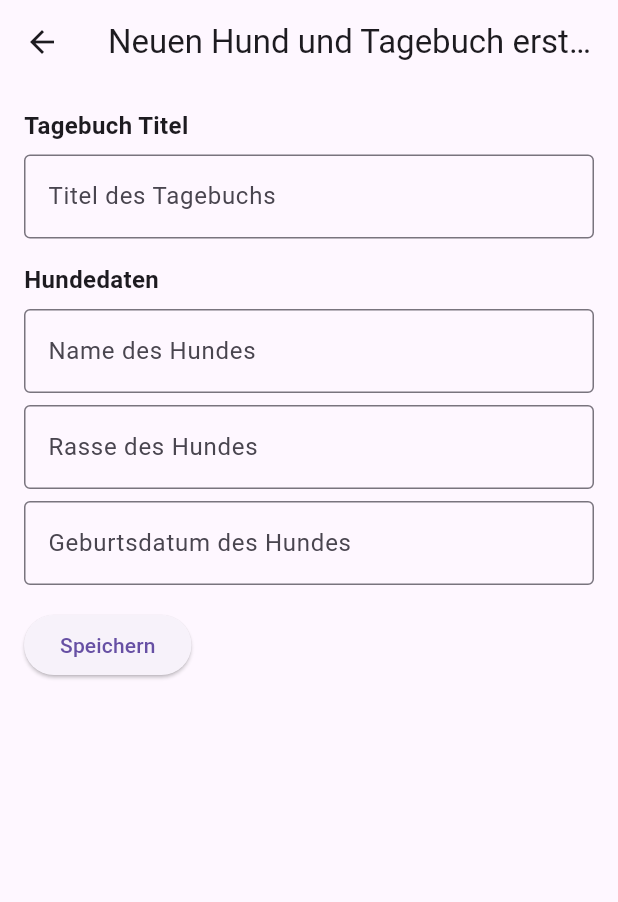
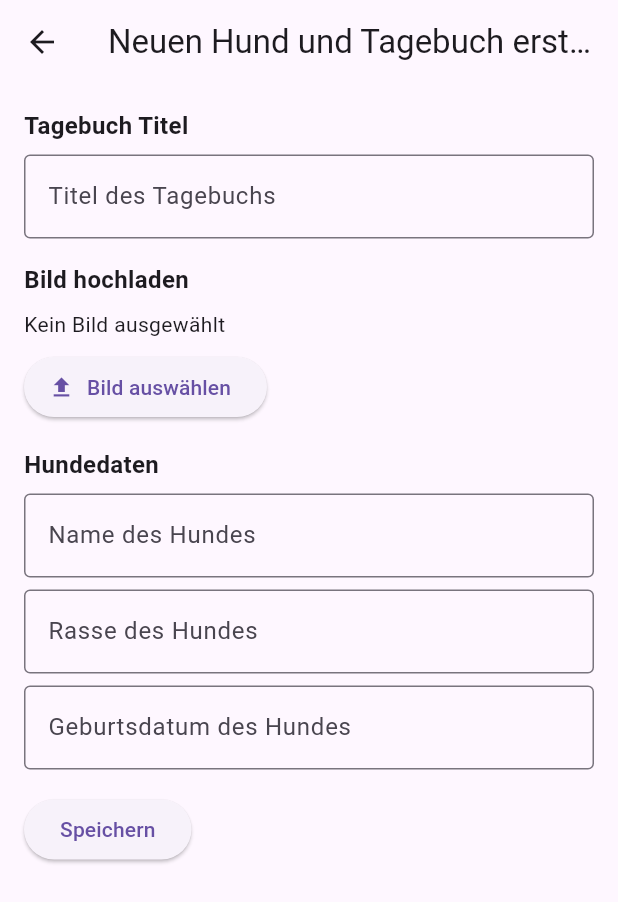
Before and after one commit to LeonBurghardtDev/DogDiary, a Flutter app: the CreateDiaryScreen screen opened by its route, on a phone screen of 412 x 824 dp. Shown: the top 902 px of the screen. Run offline on Flutter 3.47's test engine with Material 3 defaults, Android fonts, the phone set to English and light mode, and no system bars; our stand-ins replace image_picker, shared_preferences; missing offline and left inert: dart:ffi; accounts and stored records are empty.

```diff
--- a/lib/models/diary.dart
+++ b/lib/models/diary.dart
@@ -1,36 +1,51 @@
-/// Represents a diary associated with a specific dog.
 class Diary {
   final String id;
   final String dogId;
   final String title;
   final DateTime createdAt;
+  final String? imagePath;
 
   Diary({
     required this.id,
     required this.dogId,
     required this.title,
     required this.createdAt,
+    this.imagePath,
   });
 
-  /// Converts a Diary instance into a JSON-compatible map.
+  Diary copyWith({
+    String? id,
+    String? dogId,
+    String? title,
+    DateTime? createdAt,
+    String? imagePath,
+  }) {
+    return Diary(
+      id: id ?? this.id,
+      dogId: dogId ?? this.dogId,
+      title: title ?? this.title,
+      createdAt: createdAt ?? this.createdAt,
+      imagePath: imagePath ?? this.imagePath,
+    );
+  }
+
   Map<String, dynamic> toJson() {
     return {
       'id': id,
       'dogId': dogId,
       'title': title,
       'createdAt': createdAt.toIso8601String(),
+      'imagePath': imagePath,
     };
   }
 
-  /// Creates a Diary instance from a JSON map.
   factory Diary.fromJson(Map<String, dynamic> json) {
     return Diary(
       id: json['id'],
       dogId: json['dogId'],
       title: json['title'],
       createdAt: DateTime.parse(json['createdAt']),
+      imagePath: json['imagePath'],
     );
   }
-
-  get imagePath => null;
 }
--- a/lib/screens/create_diary.dart
+++ b/lib/screens/create_diary.dart
@@ -1,11 +1,12 @@
+import 'dart:io';
 import 'package:flutter/material.dart';
+import 'package:image_picker/image_picker.dart';
 import 'package:provider/provider.dart';
 import 'package:uuid/uuid.dart';
 import '../models/diary.dart';
 import '../models/dog.dart';
 import '../services/data_service.dart';
 
-/// Screen to create a new diary and a new dog simultaneously.
 class CreateDiaryScreen extends StatefulWidget {
   @override
   _CreateDiaryScreenState createState() => _CreateDiaryScreenState();
@@ -17,6 +18,8 @@ class _CreateDiaryScreenState extends State<CreateDiaryScreen> {
   final _dogBreedController = TextEditingController();
   final _dogBirthDateController = TextEditingController();
   final _diaryTitleController = TextEditingController();
+
+  File? _selectedImage;
 
   @override
   void dispose() {
@@ -52,6 +55,8 @@ class _CreateDiaryScreenState extends State<CreateDiaryScreen> {
                   hint: 'Gib den Titel ein',
                 ),
                 const SizedBox(height: 16),
+                _buildImagePicker(),
+                const SizedBox(height: 16),
                 const Text(
                   'Hundedaten',
                   style: TextStyle(fontSize: 16, fontWeight: FontWeight.bold),
@@ -85,11 +90,16 @@ class _CreateDiaryScreenState extends State<CreateDiaryScreen> {
                     return null;
                   },
                 ),
+
                 const SizedBox(height: 16),
                 ElevatedButton(
                   onPressed: () {
-                    if (_formKey.currentState!.validate()) {
+                    if (_formKey.currentState!.validate() && _selectedImage != null) {
                       _saveDogAndDiary(context);
+                    } else {
+                      ScaffoldMessenger.of(context).showSnackBar(
+                        const SnackBar(content: Text('Bitte ein Bild hochladen.')),
+                      );
                     }
                   },
                   child: const Text('Speichern'),
@@ -102,7 +112,42 @@ class _CreateDiaryScreenState extends State<CreateDiaryScreen> {
     );
   }
 
-  /// Helper method to build text fields with validation.
+  /// Bild hochladen
+  Widget _buildImagePicker() {
+    return Column(
+      crossAxisAlignment: CrossAxisAlignment.start,
+      children: [
+        const Text(
+          'Bild hochladen',
+          style: TextStyle(fontSize: 16, fontWeight: FontWeight.bold),
+        ),
+        const SizedBox(height: 8),
+        _selectedImage != null
+            ? Image.file(
+          _selectedImage!,
+          height: 200,
+          width: 200,
+          fit: BoxFit.cover,
+        )
+            : const Text('Kein Bild ausgewählt'),
+        const SizedBox(height: 8),
+        ElevatedButton.icon(
+          onPressed: () async {
+            final picker = ImagePicker();
+            final pickedFile = await picker.pickImage(source: ImageSource.gallery);
+            if (pickedFile != null) {
+              setState(() {
+                _selectedImage = File(pickedFile.path);
+              });
+            }
+          },
+          icon: const Icon(Icons.upload),
+          label: const Text('Bild auswählen'),
+        ),
+      ],
+    );
+  }
+
   Widget _buildTextField({
     required TextEditingController controller,
     required String label,
@@ -127,7 +172,6 @@ class _CreateDiaryScreenState extends State<CreateDiaryScreen> {
     );
   }
 
-  /// Saves a new dog and a linked diary, then navigates back to the previous screen.
   void _saveDogAndDiary(BuildContext context) {
     final dog = Dog(
       id: const Uuid().v4(),
@@ -141,6 +185,7 @@ class _CreateDiaryScreenState extends State<CreateDiaryScreen> {
       dogId: dog.id,
       title: _diaryTitleController.text,
       createdAt: DateTime.now(),
+      imagePath: _selectedImage!.path,
     );
 
     final dataService = context.read<DataService>();
--- a/pubspec.yaml
+++ b/pubspec.yaml
@@ -33,6 +33,7 @@ dependencies:
   provider: ^6.0.5
   uuid: ^4.5.1
   shared_preferences: ^2.3.3
+  image_picker: ^1.1.2
 
 
 
```
Also changed, not shown: lib/screens/diary_details.dart (+14 -8 lines), lib/services/data_service.dart (+9 -0 lines), pubspec.lock, 1 other file.
